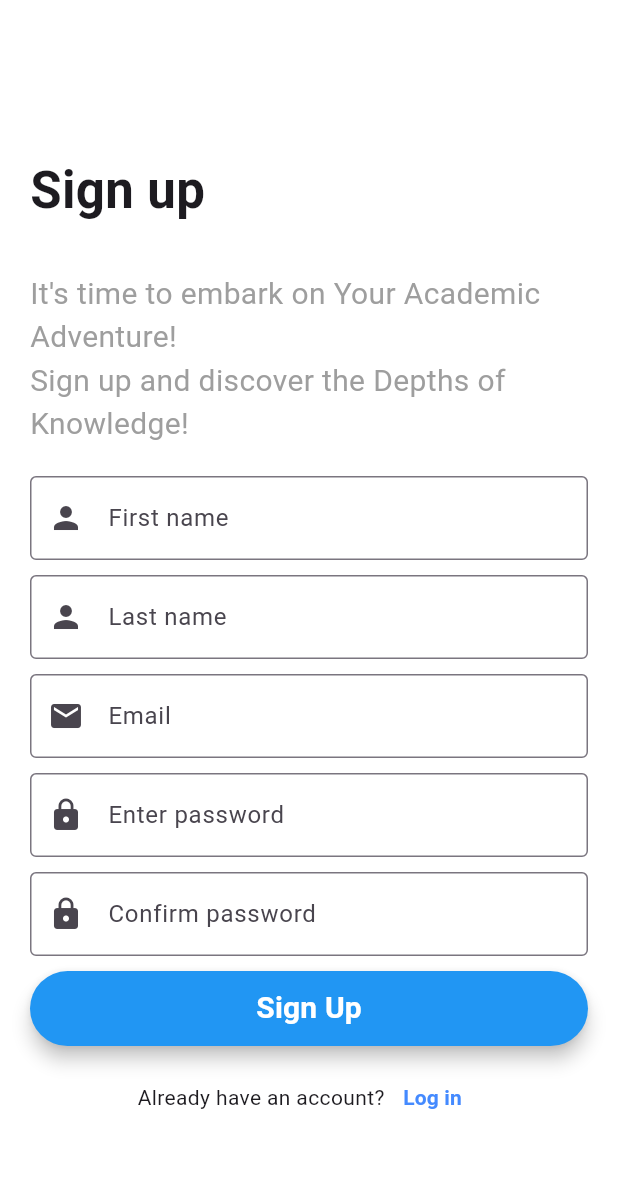
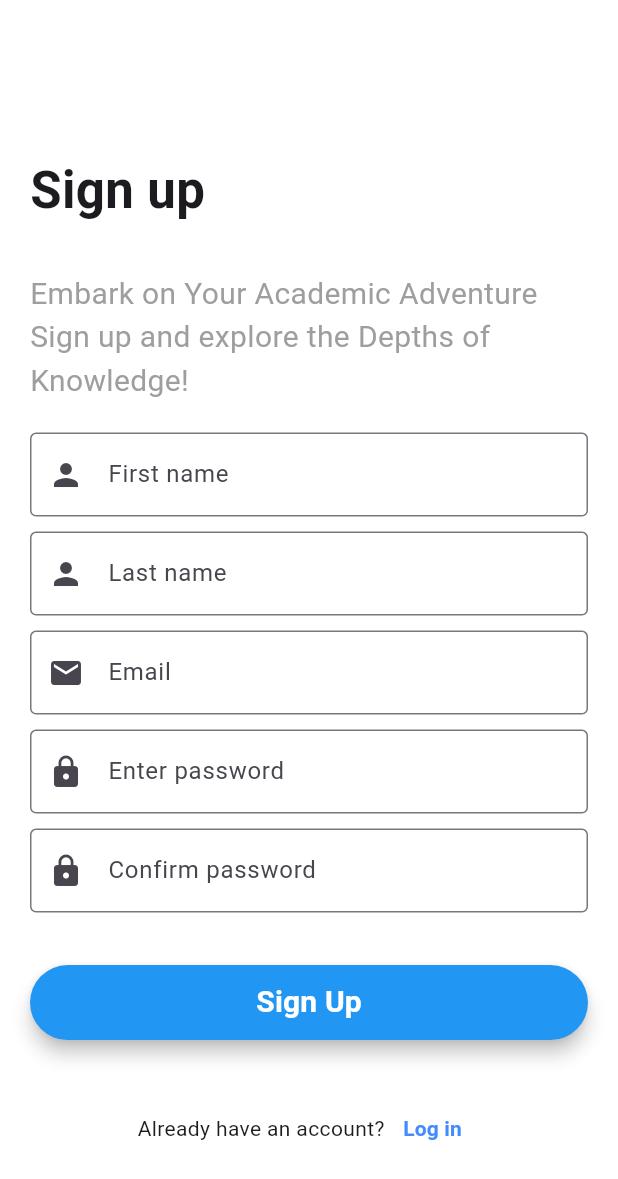
Before and after one commit to danniellejones/cp3405_project, a Flutter app: the screen it shows after launch, after a tap on "Sign up", on a phone screen of 412 x 824 dp. Shown: the top 1179 px of the screen. Run offline on Flutter 3.47's test engine with Material 2 defaults, Android fonts, the phone set to English and light mode, and no system bars; our stand-ins replace animated_text_kit, cloud_firestore, firebase_core; missing offline and left inert: flutter_verification_code; accounts and stored records are empty.

Commit message:
Updated some modifications to the code

```diff
--- a/lib/forgot_password.dart
+++ b/lib/forgot_password.dart
@@ -34,8 +34,7 @@ class _ForgotPasswordPageState extends State<ForgotPasswordPage> {
                       height: height,
                       decoration: const BoxDecoration(
                         image: DecorationImage(
-                            image: AssetImage(
-                                'lib/assets/images/img_classroom.png'),
+                            image: AssetImage('lib/assets/img_classroom.png'),
                             fit: BoxFit.fill),
                       ),
                       child: const Center(
@@ -85,7 +84,7 @@ class _ForgotPasswordPageState extends State<ForgotPasswordPage> {
                                 textAlign: TextAlign.left,
                                 keyboardType: TextInputType.emailAddress,
                               ),
-                              SizedBox(height: 20),
+                              const SizedBox(height: 20),
                               ElevatedButton(
                                 onPressed: () {
                                   Navigator.push(
--- a/lib/login.dart
+++ b/lib/login.dart
@@ -37,8 +37,7 @@ class _LoginPageState extends State<LoginPage> {
                       height: height,
                       decoration: const BoxDecoration(
                         image: DecorationImage(
-                            image: AssetImage(
-                                'lib/assets/images/img_classroom.png'),
+                            image: AssetImage('lib/assets/img_classroom.png'),
                             fit: BoxFit.fill),
                       ),
                       child: const Center(
--- a/lib/recovery_code.dart
+++ b/lib/recovery_code.dart
@@ -33,8 +33,7 @@ class _RecoveryCodePageState extends State<RecoveryCodePage> {
                       height: height,
                       decoration: const BoxDecoration(
                         image: DecorationImage(
-                            image: AssetImage(
-                                'lib/assets/images/img_classroom.png'),
+                            image: AssetImage('lib/assets/img_classroom.png'),
                             fit: BoxFit.fill),
                       ),
                       child: const Center(
--- a/lib/reset_password.dart
+++ b/lib/reset_password.dart
@@ -33,8 +33,7 @@ class _ResetPasswordPageState extends State<ResetPasswordPage> {
                       height: height,
                       decoration: const BoxDecoration(
                         image: DecorationImage(
-                            image: AssetImage(
-                                'lib/assets/images/img_classroom.png'),
+                            image: AssetImage('lib/assets/img_classroom.png'),
                             fit: BoxFit.fill),
                       ),
                       child: const Center(
--- a/lib/signup.dart
+++ b/lib/signup.dart
@@ -1,6 +1,6 @@
 import 'package:cp3405_project/login.dart';
+import 'package:flutter/material.dart';
 import 'package:cp3405_project/responsive_layout.dart';
-import 'package:flutter/material.dart';
 
 class SignUpPage extends StatefulWidget {
   const SignUpPage({super.key});
@@ -10,6 +10,12 @@ class SignUpPage extends StatefulWidget {
 }
 
 class _SignUpPageState extends State<SignUpPage> {
+  var firstNameController = TextEditingController();
+  var lastNameController = TextEditingController();
+  var emailController = TextEditingController();
+  var passwordController = TextEditingController();
+  var confirmPasswordController = TextEditingController();
+
   bool validate = false;
 
   @override
@@ -22,6 +28,7 @@ class _SignUpPageState extends State<SignUpPage> {
       height: height,
       width: width,
       child: SingleChildScrollView(
+        scrollDirection: Axis.vertical,
         child: Row(
           crossAxisAlignment: CrossAxisAlignment.start,
           mainAxisAlignment: MainAxisAlignment.start,
@@ -34,8 +41,7 @@ class _SignUpPageState extends State<SignUpPage> {
                       height: height,
                       decoration: const BoxDecoration(
                         image: DecorationImage(
-                            image: AssetImage(
-                                'lib/assets/images/img_classroom.png'),
+                            image: AssetImage('lib/assets/img_classroom.png'),
                             fit: BoxFit.fill),
                       ),
                       child: const Center(
@@ -69,13 +75,10 @@ class _SignUpPageState extends State<SignUpPage> {
                           ),
                           const SizedBox(height: 30),
                           const Text(
-                              'It\'s time to embark on Your Academic Adventure!\nSign up and discover the Depths of Knowledge!',
+                              'Embark on Your Academic Adventure \nSign up and explore the Depths of Knowledge!',
                               style:
                                   TextStyle(fontSize: 20, color: Colors.grey)),
                           const SizedBox(height: 20),
-                          Column(
-                            crossAxisAlignment: CrossAxisAlignment.start,
-                            children: <Widget>[
                           Column(
                             crossAxisAlignment: CrossAxisAlignment.start,
                             children: <Widget>[
@@ -89,6 +92,7 @@ class _SignUpPageState extends State<SignUpPage> {
                                         : null),
                                 textAlign: TextAlign.left,
                                 keyboardType: TextInputType.text,
+                                controller: firstNameController,
                               ),
                               const SizedBox(height: 10),
                               TextField(
@@ -101,20 +105,21 @@ class _SignUpPageState extends State<SignUpPage> {
                                         : null),
                                 textAlign: TextAlign.left,
                                 keyboardType: TextInputType.text,
+                                controller: lastNameController,
                               ),
-                                  const SizedBox(height: 10),
+                              SizedBox(height: 10),
                               TextField(
                                 decoration: InputDecoration(
                                     border: const OutlineInputBorder(),
                                     prefixIcon: const Icon(Icons.email),
                                     hintText: 'Email',
-                                        errorText: validate
-                                            ? 'Please enter email'
-                                            : null),
+                                    errorText:
+                                        validate ? 'Please enter email' : null),
                                 textAlign: TextAlign.left,
                                 keyboardType: TextInputType.text,
+                                controller: emailController,
                               ),
-                                  const SizedBox(height: 10),
+                              SizedBox(height: 10),
                               TextField(
                                 obscureText: true,
                                 decoration: InputDecoration(
@@ -125,7 +130,9 @@ class _SignUpPageState extends State<SignUpPage> {
                                         ? 'Please enter password'
                                         : null),
                                 textAlign: TextAlign.left,
-                                      keyboardType: TextInputType.text),
+                                keyboardType: TextInputType.text,
+                                controller: passwordController,
+                              ),
                               const SizedBox(height: 10),
                               TextField(
                                 obscureText: true,
@@ -138,11 +145,33 @@ class _SignUpPageState extends State<SignUpPage> {
                                         : null),
                                 textAlign: TextAlign.left,
                                 keyboardType: TextInputType.text,
+                                controller: confirmPasswordController,
                               ),
-                                  const SizedBox(height: 10),
-                                  ElevatedButton(
+                              SizedBox(height: 10),
+                              Container(
+                                padding:
+                                    const EdgeInsets.symmetric(vertical: 25),
+                                width: double.infinity,
+                                alignment: Alignment.center,
+                                child: ElevatedButton(
                                   onPressed: () {
-                                      setState(() {});
+                                    setState(() {
+                                      firstNameController.text.isEmpty
+                                          ? validate = true
+                                          : validate = false;
+                                      lastNameController.text.isEmpty
+                                          ? validate = true
+                                          : validate = false;
+                                      emailController.text.isEmpty
+                                          ? validate = true
+                                          : validate = false;
+                                      passwordController.text.isEmpty
+                                          ? validate = true
+                                          : validate = false;
+                                      confirmPasswordController.text.isEmpty
+                                          ? validate = true
+                                          : validate = false;
+                                    });
                                   },
                                   style: ElevatedButton.styleFrom(
                                       backgroundColor: Colors.blue,
@@ -156,7 +185,8 @@ class _SignUpPageState extends State<SignUpPage> {
                                         fontWeight: FontWeight.bold),
                                   ),
                                 ),
-                                  const SizedBox(height: 10),
+                              ),
+                              SizedBox(height: 10),
                               Row(
                                 mainAxisAlignment: MainAxisAlignment.center,
                                 children: [
@@ -179,8 +209,6 @@ class _SignUpPageState extends State<SignUpPage> {
                                 ],
                               )
                             ],
-                              ),
-                            ],
                           )
                         ],
                       ),
--- a/pubspec.yaml
+++ b/pubspec.yaml
@@ -64,7 +64,7 @@ flutter:
 
   # To add assets to your application, add an assets section, like this:
   assets:
-    - lib\assets\images\img_classroom.png
+    - lib\assets\img_classroom.png
   #   - images/a_dot_ham.jpeg
 
   # An image asset can refer to one or more resolution-specific "variants", see
```
Also changed, not shown: lib/assets/img_classroom.png (renamed from lib/assets/images/img_classroom.png). Lines whose indentation alone changed are shown as unchanged.
